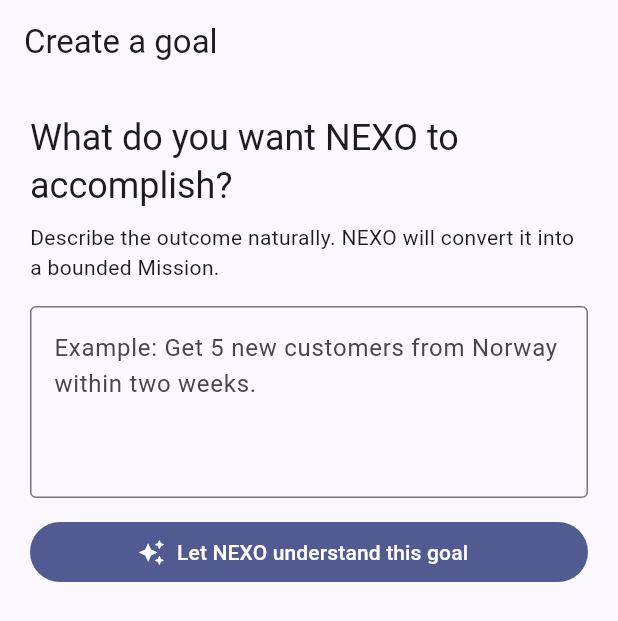
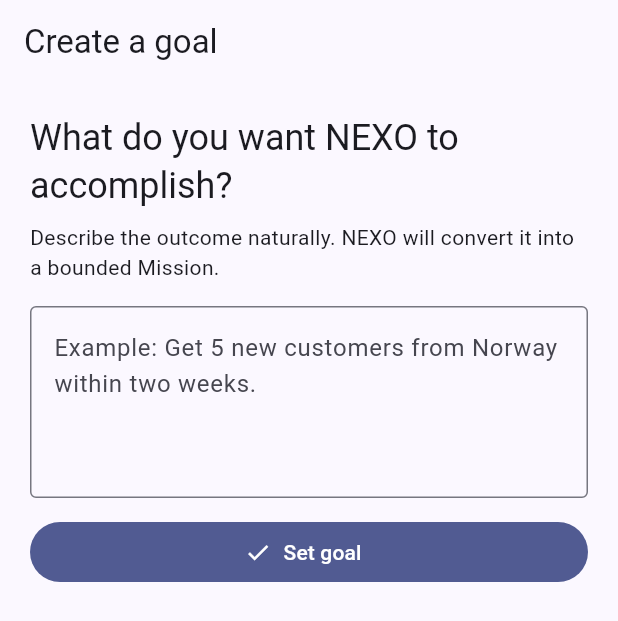
Before and after one commit to abdalrhmanata-gif/Nexo, a Flutter app: the screen it shows after launch, on a phone screen of 412 x 824 dp. Shown: the top 621 px of the screen. Run offline on Flutter 3.47's test engine with Material 3 defaults, Android fonts, the phone set to English and light mode, and no system bars; our stand-ins replace shared_preferences.

Commit message:
Support user-defined mission steps
Co-authored-by: Copilot App <223556219+Copilot@users.noreply.github.com>

```diff
--- a/lib/domain/intent.dart
+++ b/lib/domain/intent.dart
@@ -16,6 +16,7 @@ class IntentDraft {
   final List<String> successCriteria;
   final List<AuthorityRequest> authorityRequests;
   final String? timeWindow;
+  final List<String> steps;
 
   const IntentDraft({
     required this.rawGoal,
@@ -24,7 +25,18 @@ class IntentDraft {
     required this.successCriteria,
     required this.authorityRequests,
     required this.timeWindow,
+    this.steps = const [],
   });
+
+  IntentDraft withSteps(List<String> value) => IntentDraft(
+        rawGoal: rawGoal,
+        objective: objective,
+        constraints: constraints,
+        successCriteria: successCriteria,
+        authorityRequests: authorityRequests,
+        timeWindow: timeWindow,
+        steps: List.unmodifiable(value),
+      );
 }
 
 class AuthorityRequest {
--- a/lib/ui/intent_builder_screen.dart
+++ b/lib/ui/intent_builder_screen.dart
@@ -14,11 +14,14 @@ class IntentBuilderScreen extends StatefulWidget {
 class _IntentBuilderScreenState extends State<IntentBuilderScreen> {
   final _controller = TextEditingController();
   final _builder = IntentBuilder();
+  final _stepController = TextEditingController();
+  final _steps = <String>[];
   IntentDraft? _draft;
 
   @override
   void dispose() {
     _controller.dispose();
+    _stepController.dispose();
     super.dispose();
   }
 
@@ -29,6 +32,44 @@ class _IntentBuilderScreenState extends State<IntentBuilderScreen> {
       ScaffoldMessenger.of(context).showSnackBar(
         SnackBar(content: Text(e.message.toString())),
       );
+    }
+  }
+
+  void _addStep() {
+    final step = _stepController.text.trim();
+    if (step.isEmpty) return;
+    setState(() {
+      _steps.add(step);
+      _stepController.clear();
+    });
+  }
+
+  Future<void> _editStep(int index) async {
+    final controller = TextEditingController(text: _steps[index]);
+    final value = await showDialog<String>(
+      context: context,
+      builder: (context) => AlertDialog(
+        title: const Text('Edit step'),
+        content: TextField(
+          controller: controller,
+          autofocus: true,
+          onSubmitted: (value) => Navigator.pop(context, value),
+          decoration: const InputDecoration(labelText: 'Step'),
+        ),
+        actions: [
+          TextButton(
+              onPressed: () => Navigator.pop(context),
+              child: const Text('Cancel')),
+          FilledButton(
+              onPressed: () => Navigator.pop(context, controller.text),
+              child: const Text('Save')),
+        ],
+      ),
+    );
+    controller.dispose();
+    final step = value?.trim();
+    if (step != null && step.isNotEmpty && mounted) {
+      setState(() => _steps[index] = step);
     }
   }
 
@@ -58,12 +99,81 @@ class _IntentBuilderScreenState extends State<IntentBuilderScreen> {
           const SizedBox(height: 12),
           FilledButton.icon(
             onPressed: _understand,
-            icon: const Icon(Icons.auto_awesome),
-            label: const Text('Let NEXO understand this goal'),
+            icon: const Icon(Icons.check),
+            label: const Text('Set goal'),
           ),
           if (draft != null) ...[
             const SizedBox(height: 24),
             _Section(title: 'NEXO understood', child: Text(draft.objective)),
+            _Section(
+              title: 'Steps',
+              child: Column(
+                children: [
+                  if (_steps.isEmpty)
+                    const Align(
+                      alignment: Alignment.centerLeft,
+                      child: Text('Add at least one step to continue.'),
+                    ),
+                  ..._steps.asMap().entries.map((entry) => ListTile(
+                        contentPadding: EdgeInsets.zero,
+                        leading: CircleAvatar(child: Text('${entry.key + 1}')),
+                        title: Text(entry.value),
+                        trailing: Wrap(
+                          children: [
+                            IconButton(
+                              tooltip: 'Edit step',
+                              onPressed: () => _editStep(entry.key),
+                              icon: const Icon(Icons.edit_outlined),
+                            ),
+                            IconButton(
+                              tooltip: 'Remove step',
+                              onPressed: () =>
+                                  setState(() => _steps.removeAt(entry.key)),
+                              icon: const Icon(Icons.delete_outline),
+                            ),
+                            if (entry.key > 0)
+                              IconButton(
+                                tooltip: 'Move step up',
+                                onPressed: () => setState(() {
+                                  final step = _steps.removeAt(entry.key);
+                                  _steps.insert(entry.key - 1, step);
+                                }),
+                                icon: const Icon(Icons.arrow_upward),
+                              ),
+                            if (entry.key < _steps.length - 1)
+                              IconButton(
+                                tooltip: 'Move step down',
+                                onPressed: () => setState(() {
+                                  final step = _steps.removeAt(entry.key);
+                                  _steps.insert(entry.key + 1, step);
+                                }),
+                                icon: const Icon(Icons.arrow_downward),
+                              ),
+                          ],
+                        ),
+                      )),
+                  Row(
+                    children: [
+                      Expanded(
+                        child: TextField(
+                          controller: _stepController,
+                          onSubmitted: (_) => _addStep(),
+                          decoration: const InputDecoration(
+                            labelText: 'Add a step',
+                            hintText: 'Example: Submit the application',
+                          ),
+                        ),
+                      ),
+                      IconButton(
+                        tooltip: 'Add step',
+                        onPressed: _addStep,
+                        icon: const Icon(Icons.add_circle),
+                      ),
+                    ],
+                  ),
+                ],
+              ),
+            ),
             _Section(
               title: 'Constraints',
               child: Column(
@@ -110,7 +220,9 @@ class _IntentBuilderScreenState extends State<IntentBuilderScreen> {
             ),
             const SizedBox(height: 12),
             FilledButton(
-              onPressed: () => widget.onApproved(draft),
+              onPressed: _steps.isEmpty
+                  ? null
+                  : () => widget.onApproved(draft.withSteps(_steps)),
               child: const Text('Create this plan'),
             ),
           ],
```
Also changed, not shown: NEXO_STATIC_CONTRACT_REPORT.json (+5 -5 lines), lib/data/mission_repository.dart (+15 -2 lines), 3 other files.
